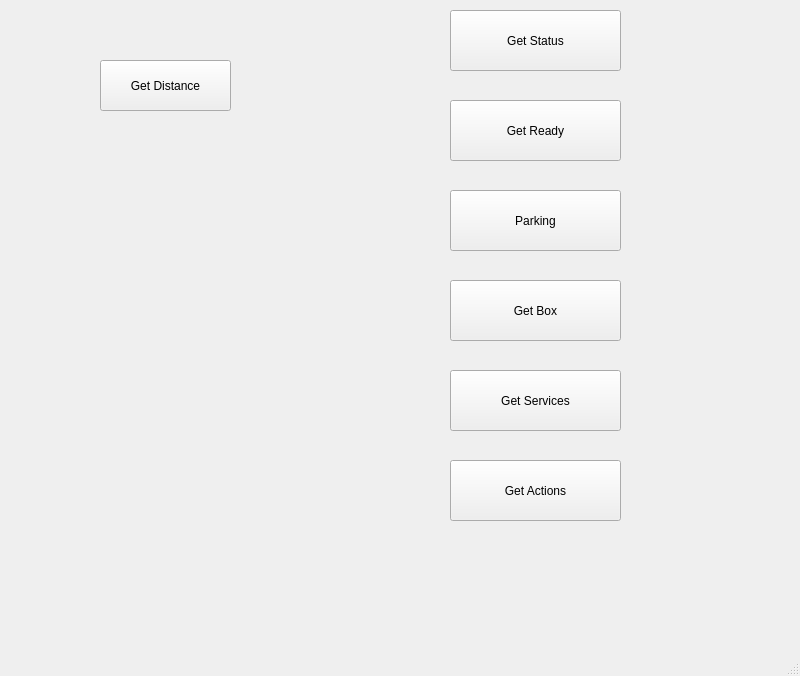
evkuz/qt_linux, file mobman/gui-client/mainwindow.ui: the form before one commit.
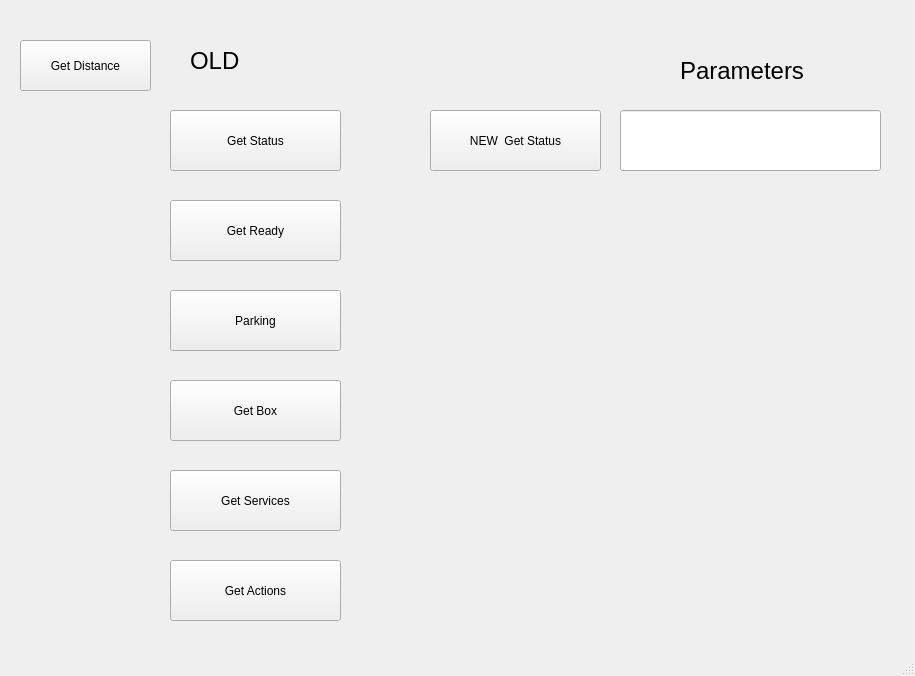
The form after the commit.

What changed in the file:
```diff
--- a/mobman/gui-client/mainwindow.ui
+++ b/mobman/gui-client/mainwindow.ui
@@ -6,7 +6,7 @@
    <rect>
     <x>0</x>
     <y>0</y>
-    <width>800</width>
+    <width>915</width>
     <height>676</height>
    </rect>
   </property>
@@ -17,8 +17,8 @@
    <widget class="QPushButton" name="GetDistanceButton">
     <property name="geometry">
      <rect>
-      <x>100</x>
-      <y>60</y>
+      <x>20</x>
+      <y>40</y>
       <width>131</width>
       <height>51</height>
      </rect>
@@ -30,8 +30,8 @@
    <widget class="QPushButton" name="GetStatusButton">
     <property name="geometry">
      <rect>
-      <x>450</x>
-      <y>10</y>
+      <x>170</x>
+      <y>110</y>
       <width>171</width>
       <height>61</height>
      </rect>
@@ -43,8 +43,8 @@
    <widget class="QPushButton" name="GetReadyButton">
     <property name="geometry">
      <rect>
-      <x>450</x>
-      <y>100</y>
+      <x>170</x>
+      <y>200</y>
       <width>171</width>
       <height>61</height>
      </rect>
@@ -56,8 +56,8 @@
    <widget class="QPushButton" name="GetParkingButton">
     <property name="geometry">
      <rect>
-      <x>450</x>
-      <y>190</y>
+      <x>170</x>
+      <y>290</y>
       <width>171</width>
       <height>61</height>
      </rect>
@@ -69,8 +69,8 @@
    <widget class="QPushButton" name="GetBoxButton">
     <property name="geometry">
      <rect>
-      <x>450</x>
-      <y>280</y>
+      <x>170</x>
+      <y>380</y>
       <width>171</width>
       <height>61</height>
      </rect>
@@ -82,8 +82,8 @@
    <widget class="QPushButton" name="GetServicesButton">
     <property name="geometry">
      <rect>
-      <x>450</x>
-      <y>370</y>
+      <x>170</x>
+      <y>470</y>
       <width>171</width>
       <height>61</height>
      </rect>
@@ -95,8 +95,8 @@
    <widget class="QPushButton" name="GetActionsButton">
     <property name="geometry">
      <rect>
-      <x>450</x>
-      <y>460</y>
+      <x>170</x>
+      <y>560</y>
       <width>171</width>
       <height>61</height>
      </rect>
@@ -105,6 +105,65 @@
      <string>Get Actions</string>
     </property>
    </widget>
+   <widget class="QLabel" name="OldLabel">
+    <property name="geometry">
+     <rect>
+      <x>190</x>
+      <y>30</y>
+      <width>141</width>
+      <height>61</height>
+     </rect>
+    </property>
+    <property name="font">
+     <font>
+      <pointsize>18</pointsize>
+     </font>
+    </property>
+    <property name="text">
+     <string>OLD</string>
+    </property>
+   </widget>
+   <widget class="QPushButton" name="NEW_GetStatusButton">
+    <property name="geometry">
+     <rect>
+      <x>430</x>
+      <y>110</y>
+      <width>171</width>
+      <height>61</height>
+     </rect>
+    </property>
+    <property name="text">
+     <string>NEW  Get Status</string>
+    </property>
+   </widget>
+   <widget class="QLineEdit" name="lineEdit">
+    <property name="geometry">
+     <rect>
+      <x>620</x>
+      <y>110</y>
+      <width>261</width>
+      <height>61</height>
+     </rect>
+    </property>
+   </widget>
+   <widget class="QLabel" name="ParamsLabel">
+    <property name="geometry">
+     <rect>
+      <x>680</x>
+      <y>50</y>
+      <width>141</width>
+      <height>41</height>
+     </rect>
+    </property>
+    <property name="font">
+     <font>
+      <pointsize>18</pointsize>
+     </font>
+    </property>
+    <property name="text">
+     <string>Parameters</string>
+    </property>
+   </widget>
   </widget>
   <widget class="QMenuBar" name="menubar">
    <property name="geometry">
```
Left out of the diff: 2 changed lines with no effect on the pictures.
